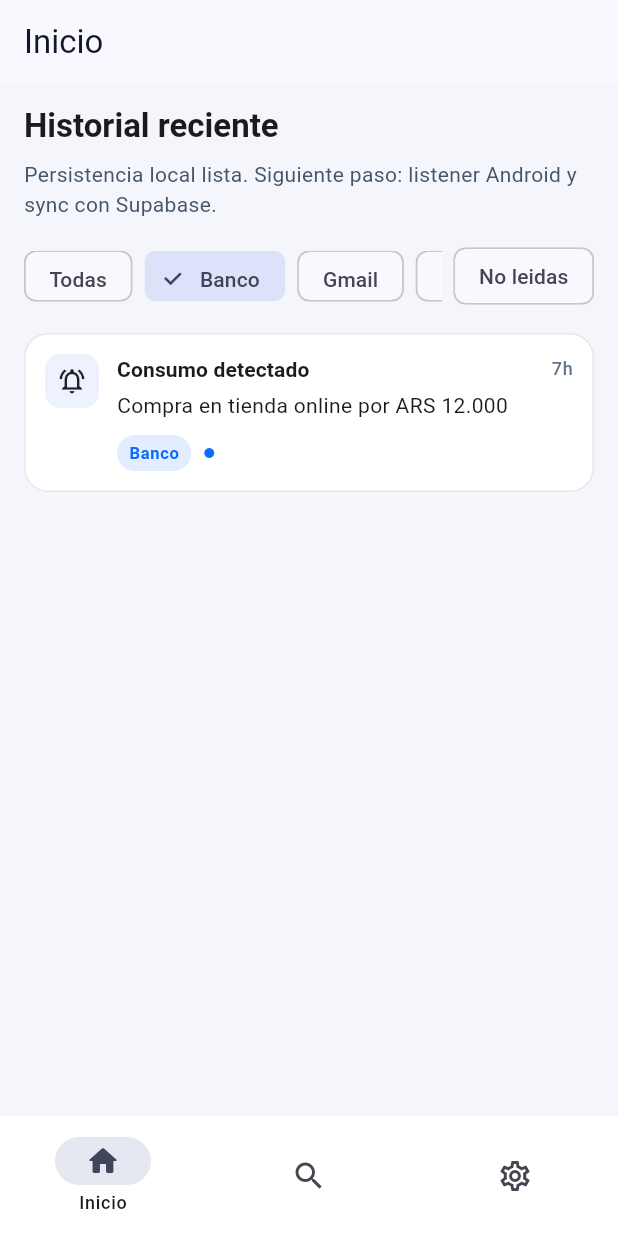
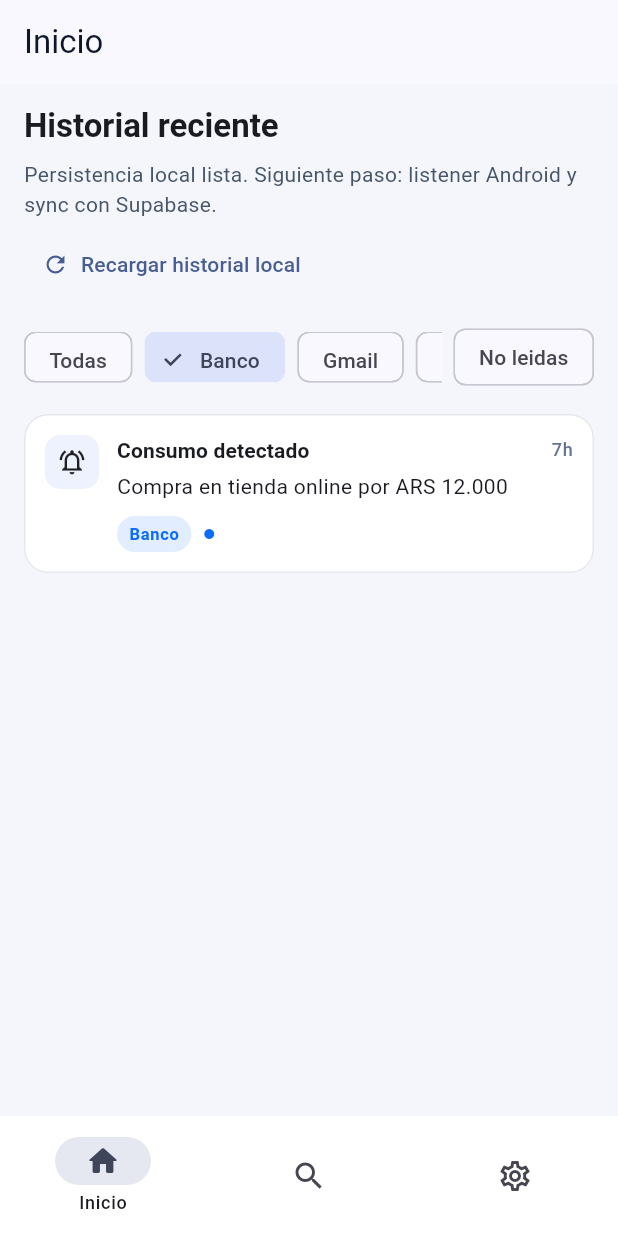
Before and after one commit to favodev/noty, a Flutter app: the screen it shows after launch, after a tap on "Banco", on a phone screen of 412 x 824 dp. Run offline on Flutter 3.47's test engine with Material 3 defaults, Android fonts, the light colour scheme and no system bars; our stand-ins replace sqflite, supabase_flutter; accounts and stored records are empty.

Commit message:
feat: implement local notifications repository and enhance feed/search pages with loading and error states

```diff
--- a/lib/app/noty_app.dart
+++ b/lib/app/noty_app.dart
@@ -7,9 +7,11 @@ class NotyApp extends StatelessWidget {
   const NotyApp({
     super.key,
     this.supabaseState = const SupabaseBootstrapState.notConfigured(),
+    this.enableLocalPersistence = true,
   });
 
   final SupabaseBootstrapState supabaseState;
+  final bool enableLocalPersistence;
 
   @override
   Widget build(BuildContext context) {
@@ -17,7 +19,10 @@ class NotyApp extends StatelessWidget {
       title: 'NOTY',
       debugShowCheckedModeBanner: false,
       theme: buildNotyTheme(),
-      home: NotyShell(supabaseState: supabaseState),
+      home: NotyShell(
+        supabaseState: supabaseState,
+        enableLocalPersistence: enableLocalPersistence,
+      ),
     );
   }
 }
--- /dev/null
+++ b/lib/features/feed/data/local_notifications_repository.dart
@@ -0,0 +1,130 @@
+import 'package:path/path.dart' as p;
+import 'package:sqflite/sqflite.dart';
+
+import 'package:noty/features/feed/domain/notification_item.dart';
+
+class LocalNotificationsRepository {
+  LocalNotificationsRepository({
+    String databaseName = 'noty.db',
+  }) : _databaseName = databaseName;
+
+  static const String _tableName = 'notifications';
+
+  final String _databaseName;
+  Database? _database;
+
+  Future<void> initialize() async {
+    _database ??= await _openDatabase();
+  }
+
+  Future<void> dispose() async {
+    final database = _database;
+    if (database == null) {
+      return;
+    }
+
+    await database.close();
+    _database = null;
+  }
+
+  Future<List<NotificationItem>> getAll() async {
+    final database = await _db;
+    final rows = await database.query(
+      _tableName,
+      orderBy: 'received_at DESC',
+    );
+
+    return rows.map(_fromMap).toList();
+  }
+
+  Future<void> upsert(NotificationItem item) async {
+    final database = await _db;
+    await database.insert(
+      _tableName,
+      _toMap(item),
+      conflictAlgorithm: ConflictAlgorithm.replace,
+    );
+  }
+
+  Future<void> seedIfEmpty(List<NotificationItem> seedItems) async {
+    if (seedItems.isEmpty) {
+      return;
+    }
+
+    final existingCount = await _count();
+    if (existingCount > 0) {
+      return;
+    }
+
+    final database = await _db;
+    final batch = database.batch();
+
+    for (final item in seedItems) {
+      batch.insert(
+        _tableName,
+        _toMap(item),
+        conflictAlgorithm: ConflictAlgorithm.replace,
+      );
+    }
+
+    await batch.commit(noResult: true);
+  }
+
+  Future<Database> get _db async {
+    await initialize();
+    return _database!;
+  }
+
+  Future<Database> _openDatabase() async {
+    final databasesPath = await getDatabasesPath();
+    final dbPath = p.join(databasesPath, _databaseName);
+
+    return openDatabase(
+      dbPath,
+      version: 1,
+      onCreate: (database, _) async {
+        await database.execute('''
+          CREATE TABLE $_tableName (
+            id TEXT PRIMARY KEY,
+            app_name TEXT NOT NULL,
+            title TEXT NOT NULL,
+            body TEXT NOT NULL,
+            received_at INTEGER NOT NULL,
+            is_unread INTEGER NOT NULL
+          )
+        ''');
+      },
+    );
+  }
+
+  Future<int> _count() async {
+    final database = await _db;
+    final result = Sqflite.firstIntValue(
+      await database.rawQuery('SELECT COUNT(*) FROM $_tableName'),
+    );
+
+    return result ?? 0;
+  }
+
+  NotificationItem _fromMap(Map<String, Object?> row) {
+    return NotificationItem(
+      id: row['id']! as String,
+      appName: row['app_name']! as String,
+      title: row['title']! as String,
+      body: row['body']! as String,
+      receivedAt: DateTime.fromMillisecondsSinceEpoch(row['received_at']! as int),
+      isUnread: (row['is_unread']! as int) == 1,
+    );
+  }
+
+  Map<String, Object?> _toMap(NotificationItem item) {
+    return <String, Object?>{
+      'id': item.id,
+      'app_name': item.appName,
+      'title': item.title,
+      'body': item.body,
+      'received_at': item.receivedAt.millisecondsSinceEpoch,
+      'is_unread': item.isUnread ? 1 : 0,
+    };
+  }
+}
--- a/lib/features/feed/presentation/feed_page.dart
+++ b/lib/features/feed/presentation/feed_page.dart
@@ -1,16 +1,25 @@
 import 'package:flutter/material.dart';
-import 'package:noty/features/feed/data/mock_notifications.dart';
 import 'package:noty/features/feed/domain/notification_item.dart';
 
 class FeedPage extends StatefulWidget {
-  const FeedPage({super.key});
+  const FeedPage({
+    super.key,
+    required this.notifications,
+    required this.isLoading,
+    required this.onRefreshRequested,
+    this.errorMessage,
+  });
+
+  final List<NotificationItem> notifications;
+  final bool isLoading;
+  final Future<void> Function() onRefreshRequested;
+  final String? errorMessage;
 
   @override
   State<FeedPage> createState() => _FeedPageState();
 }
 
 class _FeedPageState extends State<FeedPage> {
-  late final List<NotificationItem> _notifications;
   String _selectedApp = 'Todas';
   bool _onlyUnread = false;
   bool _showContent = false;
@@ -18,7 +27,6 @@ class _FeedPageState extends State<FeedPage> {
   @override
   void initState() {
     super.initState();
-    _notifications = buildMockNotifications();
     WidgetsBinding.instance.addPostFrameCallback((_) {
       if (mounted) {
         setState(() {
@@ -29,13 +37,13 @@ class _FeedPageState extends State<FeedPage> {
   }
 
   List<String> get _appFilters {
-    final apps = <String>{for (final item in _notifications) item.appName};
+    final apps = <String>{for (final item in widget.notifications) item.appName};
     final sortedApps = apps.toList()..sort();
     return <String>['Todas', ...sortedApps];
   }
 
   List<NotificationItem> get _visibleItems {
-    final filtered = _notifications.where((item) {
+    final filtered = widget.notifications.where((item) {
       final matchesApp = _selectedApp == 'Todas' || item.appName == _selectedApp;
       final matchesUnread = !_onlyUnread || item.isUnread;
       return matchesApp && matchesUnread;
@@ -66,6 +74,12 @@ class _FeedPageState extends State<FeedPage> {
             style: Theme.of(context).textTheme.bodyMedium?.copyWith(
                   color: const Color(0xFF475569),
                 ),
+          ),
+          const SizedBox(height: 6),
+          TextButton.icon(
+            onPressed: widget.isLoading ? null : widget.onRefreshRequested,
+            icon: const Icon(Icons.refresh, size: 18),
+            label: const Text('Recargar historial local'),
           ),
           const SizedBox(height: 14),
           Row(
@@ -112,7 +126,14 @@ class _FeedPageState extends State<FeedPage> {
               opacity: _showContent ? 1 : 0,
               child: AnimatedSwitcher(
                 duration: const Duration(milliseconds: 180),
-                child: items.isEmpty
+                child: widget.isLoading
+                    ? const _LoadingFeed()
+                    : widget.errorMessage != null
+                        ? _FeedError(
+                            message: widget.errorMessage!,
+                            onRetry: widget.onRefreshRequested,
+                          )
+                        : items.isEmpty
                             ? const _EmptyFeed()
                             : ListView.separated(
                                 key: ValueKey<String>(
@@ -256,3 +277,48 @@ class _EmptyFeed extends StatelessWidget {
     );
   }
 }
+
+class _LoadingFeed extends StatelessWidget {
+  const _LoadingFeed();
+
+  @override
+  Widget build(BuildContext context) {
+    return const Center(
+      key: ValueKey<String>('loading-feed'),
+      child: CircularProgressIndicator(),
+    );
+  }
+}
+
+class _FeedError extends StatelessWidget {
+  const _FeedError({
+    required this.message,
+    required this.onRetry,
+  });
+
+  final String message;
+  final Future<void> Function() onRetry;
+
+  @override
+  Widget build(BuildContext context) {
+    return Center(
+      key: const ValueKey<String>('error-feed'),
+      child: Column(
+        mainAxisSize: MainAxisSize.min,
+        children: <Widget>[
+          Text(
+            message,
+            textAlign: TextAlign.center,
+            style: Theme.of(context).textTheme.bodyLarge,
+          ),
+          const SizedBox(height: 8),
+          FilledButton.icon(
+            onPressed: onRetry,
+            icon: const Icon(Icons.refresh),
+            label: const Text('Reintentar'),
+          ),
+        ],
+      ),
+    );
+  }
+}
--- a/lib/features/shell/presentation/noty_shell.dart
+++ b/lib/features/shell/presentation/noty_shell.dart
@@ -1,5 +1,8 @@
 import 'package:flutter/material.dart';
 import 'package:noty/core/supabase/supabase_bootstrap.dart';
+import 'package:noty/features/feed/data/local_notifications_repository.dart';
+import 'package:noty/features/feed/data/mock_notifications.dart';
+import 'package:noty/features/feed/domain/notification_item.dart';
 import 'package:noty/features/feed/presentation/feed_page.dart';
 import 'package:noty/features/search/presentation/search_page.dart';
 import 'package:noty/features/settings/presentation/settings_page.dart';
@@ -8,16 +11,23 @@ class NotyShell extends StatefulWidget {
   const NotyShell({
     super.key,
     required this.supabaseState,
+    this.enableLocalPersistence = true,
   });
 
   final SupabaseBootstrapState supabaseState;
+  final bool enableLocalPersistence;
 
   @override
   State<NotyShell> createState() => _NotyShellState();
 }
 
 class _NotyShellState extends State<NotyShell> {
+  final LocalNotificationsRepository _repository = LocalNotificationsRepository();
+
   int _index = 0;
+  bool _isLoadingNotifications = true;
+  String? _notificationsError;
+  List<NotificationItem> _notifications = const <NotificationItem>[];
 
   static const List<String> _titles = <String>[
     'Inicio',
@@ -26,10 +36,74 @@ class _NotyShellState extends State<NotyShell> {
   ];
 
   @override
+  void initState() {
+    super.initState();
+    _loadNotifications();
+  }
+
+  @override
+  void dispose() {
+    _repository.dispose();
+    super.dispose();
+  }
+
+  Future<void> _loadNotifications() async {
+    if (!mounted) {
+      return;
+    }
+
+    setState(() {
+      _isLoadingNotifications = true;
+      _notificationsError = null;
+    });
+
+    if (!widget.enableLocalPersistence) {
+      setState(() {
+        _notifications = buildMockNotifications();
+        _isLoadingNotifications = false;
+      });
+      return;
+    }
+
+    try {
+      await _repository.initialize();
+      await _repository.seedIfEmpty(buildMockNotifications());
+      final notifications = await _repository.getAll();
+
+      if (!mounted) {
+        return;
+      }
+
+      setState(() {
+        _notifications = notifications;
+        _isLoadingNotifications = false;
+      });
+    } catch (_) {
+      if (!mounted) {
+        return;
+      }
+
+      setState(() {
+        _isLoadingNotifications = false;
+        _notificationsError = 'No pudimos cargar notificaciones locales.';
+      });
+    }
+  }
+
+  @override
   Widget build(BuildContext context) {
     final tabs = <Widget>[
-      const FeedPage(),
-      const SearchPage(),
+      FeedPage(
+        notifications: _notifications,
+        isLoading: _isLoadingNotifications,
+        errorMessage: _notificationsError,
+        onRefreshRequested: _loadNotifications,
+      ),
+      SearchPage(
+        notifications: _notifications,
+        isLoading: _isLoadingNotifications,
+        errorMessage: _notificationsError,
+      ),
       SettingsPage(supabaseState: widget.supabaseState),
     ];
 
--- a/pubspec.yaml
+++ b/pubspec.yaml
@@ -35,6 +35,8 @@ dependencies:
   # Use with the CupertinoIcons class for iOS style icons.
   cupertino_icons: ^1.0.8
   supabase_flutter: ^2.12.4
+  sqflite: ^2.4.2+1
+  path: ^1.9.1
 
 dev_dependencies:
   flutter_test:
```
Also changed, not shown: lib/features/search/presentation/search_page.dart (+46 -11 lines), pubspec.lock, 2 other files. Lines whose indentation alone changed are shown as unchanged.
